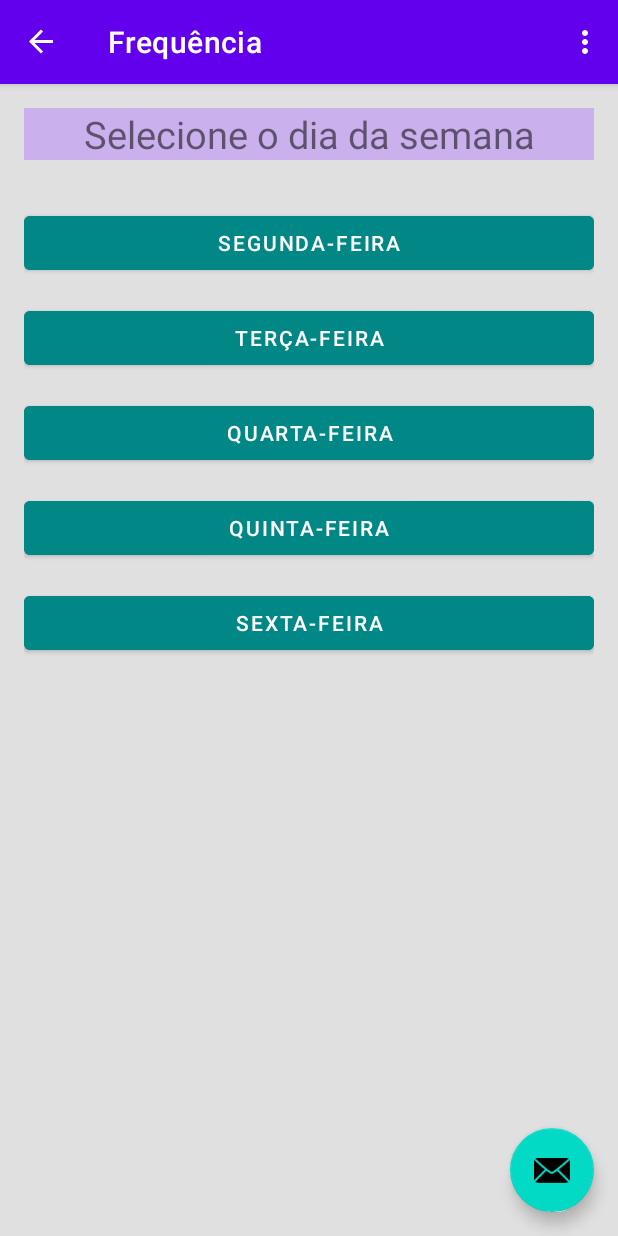
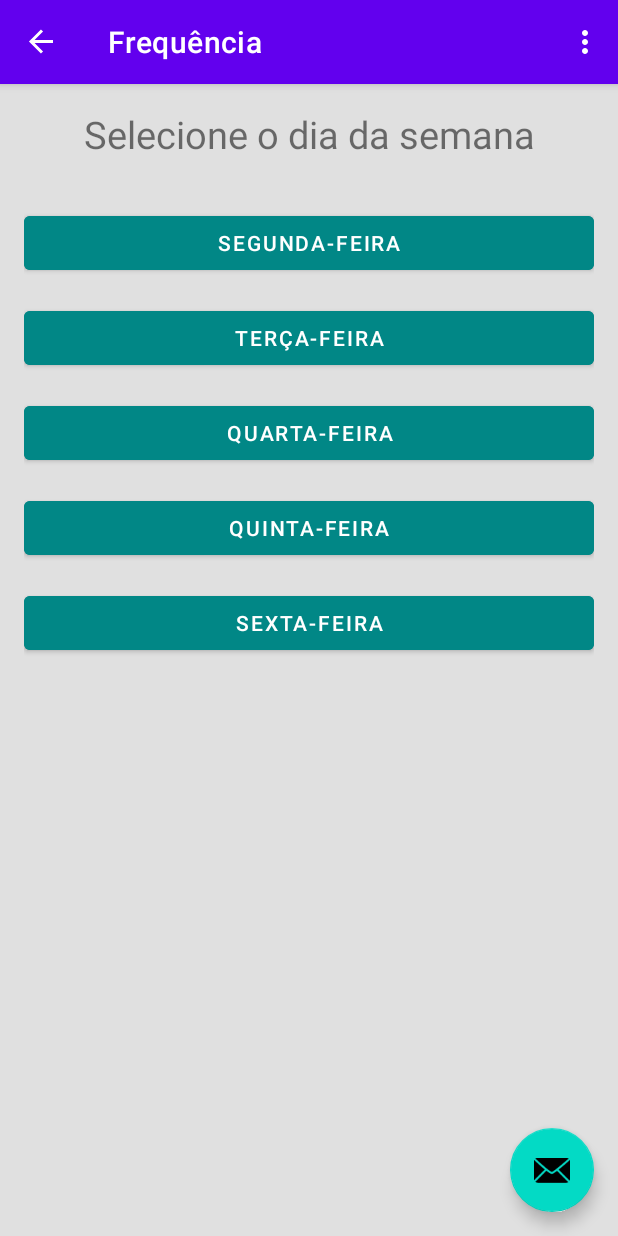
Before and after one commit to vinibcr/GestorAlunos_Aplicao1805, an Android app: the screen it shows after launch (MainActivity), in the side drawer, after a tap on "Frequência", on a phone screen of 412 x 824 dp. Run offline under Robolectric (Android 15) with nearby library versions, the phone set to English and light mode, and no system bars; our stand-ins replace navigation-ui; libraries missing offline, so code that uses them is left out: com.github.kittinunf.fuel, com.github.kittinunf.result, com.typesafe.config; 1 statement that could not run was skipped.

Commit message:
Update fragment_frequencia.xml

```diff
--- a/app/src/main/res/layout/fragment_frequencia.xml
+++ b/app/src/main/res/layout/fragment_frequencia.xml
@@ -5,6 +5,7 @@
               android:layout_width="match_parent"
               android:background="#e0e0e0"
               android:layout_height="match_parent"
+
               android:orientation="vertical"
               android:padding="16dp">
 
@@ -12,7 +13,7 @@
             android:layout_width="match_parent"
             android:layout_height="wrap_content"
             android:text="Selecione o dia da semana"
-            android:background="#CAB1ED"
+            android:textStyle="normal"
             android:textSize="25sp"
             android:gravity="center"
             android:layout_marginBottom="16dp"/>
@@ -88,15 +89,11 @@
             android:visibility="gone"
             android:typeface="monospace"
             android:textSize="18sp"
-            android:backgroundTint="@color/design_default_color_primary_variant"/>
+            app:cardBackgroundColor="#018685"
+            android:textColor="#FFFFFF"
+            />
 
 
     />
 
-
-
-
-
-
-
 </LinearLayout>
```
